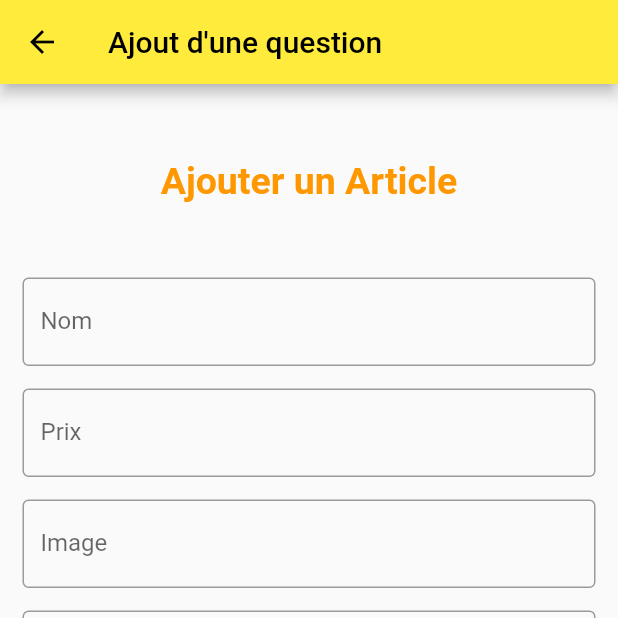
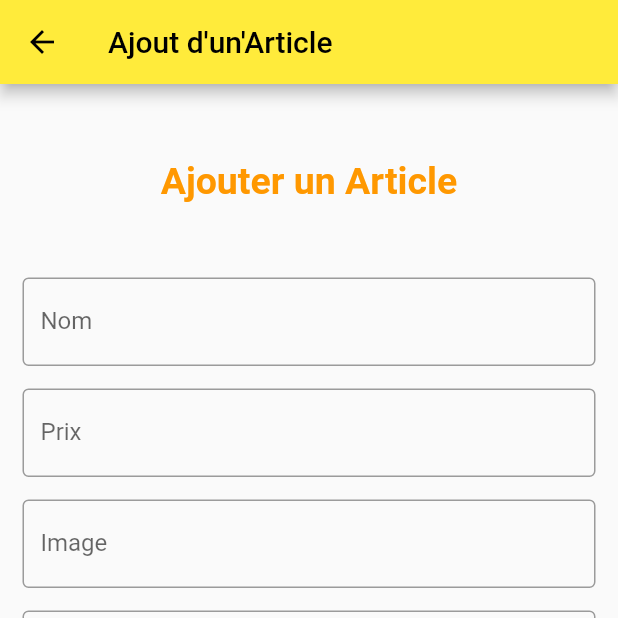
Before and after one commit to LucasC78/AP4, a Flutter app: the Affichage screen opened by its route, after a tap on the "add" icon, on a phone screen of 412 x 824 dp, the top half of it. Run offline on Flutter 3.47's test engine with Material 2 defaults, Android fonts, the phone set to English and light mode, and no system bars; network calls fail.

Commit message:
push 07 juin

```diff
--- a/lib/question.dart
+++ b/lib/articles.dart
@@ -2,10 +2,10 @@ import 'dart:convert';
 import 'package:flutter/material.dart';
 import 'package:http/http.dart' as http;
 
-class Question {
+class Article {
   static String baseUrl = "http://localhost:8000";
 
-  static Future<List> getAllQuestion() async {
+  static Future<List> getAllArticle() async {
     try {
       var res = await http.get(Uri.parse("$baseUrl/articles"));
       if (res.statusCode == 200) {
@@ -18,9 +18,9 @@ class Question {
     }
   }
 
-  static Future<List> getQuestion(int id) async {
+  static Future<List> getArticle(int id) async {
     try {
-      var res = await http.get(Uri.parse("$baseUrl/Connexion/$id"));
+      var res = await http.get(Uri.parse("$baseUrl/articles/$id"));
       if (res.statusCode == 200) {
         return jsonDecode(res.body);
       } else {
--- a/lib/main.dart
+++ b/lib/main.dart
@@ -21,6 +21,7 @@ class Home extends StatelessWidget {
         '/': (context) => const Connexion(),
         '/liste': (context) => const Affichage(),
         '/ajout': (context) => const Ajout(),
+
       },
     );
   }
--- a/lib/pages/Affichage.dart
+++ b/lib/pages/Affichage.dart
@@ -1,6 +1,6 @@
 import 'dart:async';
 import 'package:quizz/pages/Modifier.dart';
-import 'package:quizz/question.dart';
+import 'package:quizz/articles.dart';
 import 'package:flutter/material.dart';
 
 class Affichage extends StatefulWidget {
@@ -16,14 +16,14 @@ class _AffichageState extends State<Affichage> {
   @override
   void initState() {
     super.initState();
-    _articles = Question.getAllQuestion();
+    _articles = Article.getAllArticle();
   }
 
   @override
   Widget build(BuildContext context) {
     return Scaffold(
       appBar: AppBar(
-        title: const Text("Liste des questions"),
+        title: const Text("Liste des articles"),
       ),
       body: FutureBuilder<List>(
         future: _articles,
@@ -87,7 +87,7 @@ class _AffichageState extends State<Affichage> {
                                               mainAxisSize: MainAxisSize.min,
                                               children: <Widget>[
                                                 const Text(
-                                                    'Êtes-vous sûr de vouloir supprimer cette question ? '),
+                                                    'Êtes-vous sûr de vouloir supprimer cette article ? '),
                                                 Row(
                                                     mainAxisAlignment:
                                                         MainAxisAlignment
@@ -105,7 +105,7 @@ class _AffichageState extends State<Affichage> {
                                                             child: const Text(
                                                                 'Oui'),
                                                             onPressed: () {
-                                                              Question.Delete(
+                                                              Article.Delete(
                                                                   context,
                                                                   int.parse(snapshot
                                                                       .data![i]
@@ -128,6 +128,7 @@ class _AffichageState extends State<Affichage> {
                                                               Navigator.pop(
                                                                   context),
                                                         ),
+
                                                       )
                                                     ]),
                                               ],
@@ -152,7 +153,7 @@ class _AffichageState extends State<Affichage> {
           }
         },
       ),
-      floatingActionButton: FloatingActionButton(
+    floatingActionButton: FloatingActionButton(
         onPressed: () {
           Navigator.pushNamed(context, '/ajout');
         },
--- a/lib/pages/Ajout.dart
+++ b/lib/pages/Ajout.dart
@@ -1,5 +1,5 @@
 import 'package:flutter/material.dart';
-import 'package:quizz/question.dart';
+import 'package:quizz/articles.dart';
 
 class Ajout extends StatefulWidget {
   const Ajout({super.key});
@@ -29,7 +29,7 @@ class _AjoutState extends State<Ajout> {
   Widget _Ajout(BuildContext context) {
     return Scaffold(
       appBar: AppBar(
-        title: const Text("Ajout d'une question"),
+        title: const Text("Ajout d'un'Article"),
       ),
       body: SingleChildScrollView(
         child: Column(
@@ -126,7 +126,7 @@ class _AjoutState extends State<Ajout> {
                   child: TextButton(
                     onPressed: () {
                       if (login.currentState!.validate()) {
-                        Question.ajout(context, nameController.text,
+                        Article.ajout(context, nameController.text,
                         prixController.text, imageController.text,
                         quantiteController.text);
                       }
--- a/lib/pages/Connexion.dart
+++ b/lib/pages/Connexion.dart
@@ -1,5 +1,5 @@
 import 'package:flutter/material.dart';
-import 'package:quizz/question.dart';
+import 'package:quizz/articles.dart';
 
 class Connexion extends StatefulWidget {
   const Connexion({super.key});
@@ -38,7 +38,7 @@ class _ConnexionState extends State<Connexion> {
                   style: TextStyle(
                       fontWeight: FontWeight.bold,
                       fontSize: 25,
-                      color: Colors.orange),
+                      color: Colors.yellow),
                 ),
               ),
             ),
@@ -82,12 +82,12 @@ class _ConnexionState extends State<Connexion> {
                 width: 250,
                 margin: const EdgeInsets.fromLTRB(0, 15, 0, 0),
                 decoration: BoxDecoration(
-                    color: Colors.orange,
+                    color: Colors.yellow,
                     borderRadius: BorderRadius.circular(20)),
                 child: TextButton(
                   onPressed: () {
                     if (login.currentState!.validate()) {
-                      Question.Login(
+                      Article.Login(
                           context, userController.text, passController.text);
                     }
                   },
--- a/lib/pages/Modifier.dart
+++ b/lib/pages/Modifier.dart
@@ -1,5 +1,5 @@
 import 'package:flutter/material.dart';
-import 'package:quizz/question.dart';
+import 'package:quizz/articles.dart';
 
 class Modifier extends StatefulWidget {
   final int id;
@@ -21,9 +21,9 @@ class _ModifierState extends State<Modifier> {
   @override
   void initState() {
     super.initState();
-    // On récupère les informations de la question avec son id
+    // On récupère les informations de l'articles avec son id
     // passé en paramètre
-    _articles = Question.getQuestion(widget.id);
+    _articles = Article.getArticle(widget.id);
     _articles.then((value) => {
           // On pré-remplit le formulaire avec les données récupérer de l'API
           nameController.text = value[0]['name'],
@@ -62,7 +62,7 @@ class _ModifierState extends State<Modifier> {
                     style: TextStyle(
                         fontWeight: FontWeight.bold,
                         fontSize: 25,
-                        color: Colors.orange),
+                        color: Colors.yellow),
                   ),
                 ),
               ),
@@ -90,10 +90,10 @@ class _ModifierState extends State<Modifier> {
                   decoration: const InputDecoration(
                       border: OutlineInputBorder(),
                       labelText: 'Prix',
-                      hintText: 'Entrez une question'),
+                      hintText: 'Entrez une article'),
                   validator: (value) {
                     if (value == null || value.isEmpty) {
-                      return "Veuillez rentrer une question";
+                      return "Veuillez rentrer une article";
                     }
                     return null;
                   },
@@ -144,7 +144,7 @@ class _ModifierState extends State<Modifier> {
                   child: TextButton(
                     onPressed: () {
                       if (login.currentState!.validate()) {
-                        Question.Update(
+                        Article.Update(
                             context,
                             widget.id,
                             nameController.text,
```
Also changed, not shown: 3 other files.
